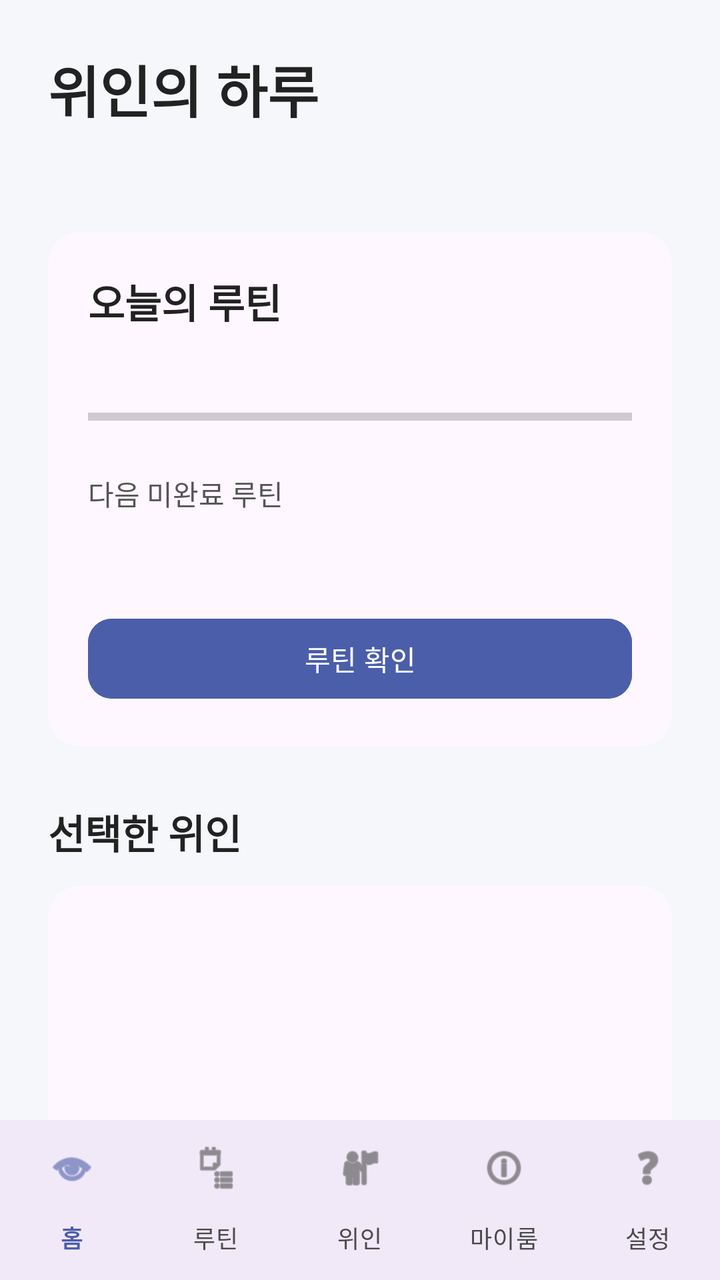
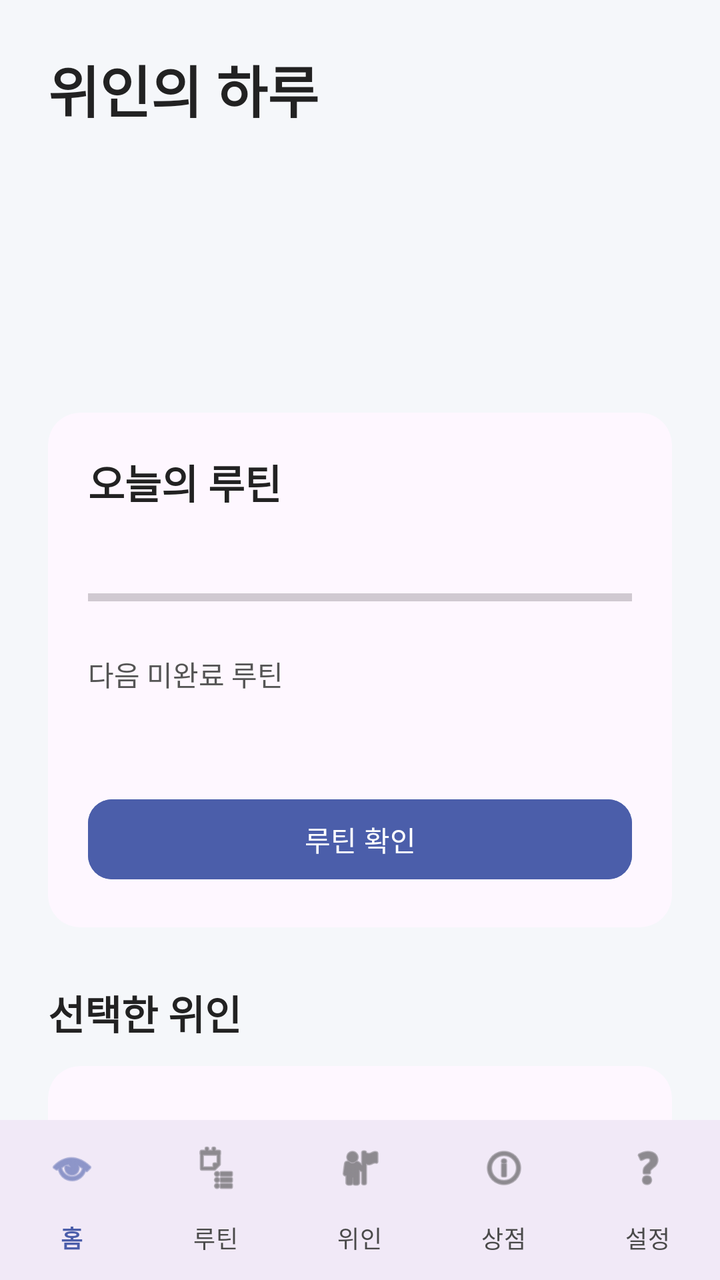

The first picture is an Android layout as it rendered before a commit; the second is the same layout after the commit. The layout source and the unified diff follow.
<!-- AndroidManifest.xml: application theme Theme.AndroidApp -->
<!-- res/layout/activity_main.xml -->
<?xml version="1.0" encoding="utf-8"?>
<LinearLayout xmlns:android="http://schemas.android.com/apk/res/android"
    xmlns:app="http://schemas.android.com/apk/res-auto"
    xmlns:tools="http://schemas.android.com/tools"
    android:layout_width="match_parent"
    android:layout_height="match_parent"
    android:orientation="vertical"
    android:background="@color/home_background"
    tools:context=".MainActivity">

    <androidx.core.widget.NestedScrollView
        android:layout_width="match_parent"
        android:layout_height="0dp"
        android:layout_weight="1"
        android:fillViewport="true">

        <LinearLayout
            android:layout_width="match_parent"
            android:layout_height="wrap_content"
            android:orientation="vertical"
            android:padding="24dp">

            <TextView
                android:id="@+id/tvGreeting1"
                android:layout_width="match_parent"
                android:layout_height="wrap_content"
                android:text="@string/home_title"
                android:textColor="@color/home_text"
                android:textSize="28sp"
                android:textStyle="bold" />

            <TextView
                android:id="@+id/tvGreeting2"
                android:layout_width="match_parent"
                android:layout_height="wrap_content"
                android:layout_marginTop="8dp"
                android:textColor="@color/home_secondary"
                android:textSize="14sp" />

            <com.google.android.material.card.MaterialCardView
                android:id="@+id/cardTodayRoutine"
                android:layout_width="match_parent"
                android:layout_height="wrap_content"
                android:layout_marginTop="24dp"
                app:cardBackgroundColor="?attr/colorSurface"
                app:cardCornerRadius="16dp"
                app:cardElevation="0dp"
                app:strokeWidth="0dp">

                <LinearLayout
                    android:layout_width="match_parent"
                    android:layout_height="wrap_content"
                    android:orientation="vertical"
                    android:padding="20dp">

                    <TextView
                        android:id="@+id/tvRoutineHeader"
                        android:layout_width="match_parent"
                        android:layout_height="wrap_content"
                        android:text="@string/home_today_routine"
                        android:textColor="@color/home_text"
                        android:textSize="20sp"
                        android:textStyle="bold" />

                    <TextView
                        android:id="@+id/tvRoutineProgressLabel"
                        android:layout_width="match_parent"
                        android:layout_height="wrap_content"
                        android:layout_marginTop="8dp"
                        android:textColor="@color/home_primary"
                        android:textSize="14sp" />

                    <ProgressBar
                        android:id="@+id/progressBar"
                        style="?android:attr/progressBarStyleHorizontal"
                        android:layout_width="match_parent"
                        android:layout_height="8dp"
                        android:layout_marginTop="12dp"
                        android:progressTint="@color/home_primary" />

                    <TextView
                        android:id="@+id/tvNextRoutineLabel"
                        android:layout_width="match_parent"
                        android:layout_height="wrap_content"
                        android:layout_marginTop="24dp"
                        android:text="@string/home_next_label"
                        android:textColor="@color/home_secondary"
                        android:textSize="14sp" />

                    <TextView
                        android:id="@+id/tvNextRoutine"
                        android:layout_width="match_parent"
                        android:layout_height="wrap_content"
                        android:layout_marginTop="4dp"
                        android:textColor="@color/home_text"
                        android:textSize="18sp"
                        android:textStyle="bold" />

                    <Button
                        android:id="@+id/btnCheckRoutine"
                        android:layout_width="match_parent"
                        android:layout_height="wrap_content"
                        android:minHeight="48dp"
                        android:layout_marginTop="20dp"
                        android:backgroundTint="@color/home_primary"
                        android:text="@string/home_check_routine"
                        android:textColor="@color/home_on_primary"
                        app:cornerRadius="12dp" />
                </LinearLayout>
            </com.google.android.material.card.MaterialCardView>

            <TextView
                android:id="@+id/tvHeroSectionTitle"
                android:layout_width="match_parent"
                android:layout_height="wrap_content"
                android:layout_marginTop="28dp"
                android:text="@string/home_selected_hero"
                android:textColor="@color/home_text"
                android:textSize="20sp"
                android:textStyle="bold" />

            <com.google.android.material.card.MaterialCardView
                android:id="@+id/cardTodayHero"
                android:layout_width="match_parent"
                android:layout_height="wrap_content"
                android:layout_marginTop="12dp"
                app:cardBackgroundColor="?attr/colorSurface"
                app:cardCornerRadius="16dp"
                app:cardElevation="0dp"
                app:strokeWidth="0dp">

                <LinearLayout
                    android:layout_width="match_parent"
                    android:layout_height="wrap_content"
                    android:gravity="center_horizontal"
                    android:orientation="vertical"
                    android:padding="20dp">

                    <ImageView
                        android:id="@+id/ivHeroImage"
                        android:layout_width="100dp"
                        android:layout_height="100dp"
                        android:layout_marginBottom="16dp"
                        android:contentDescription="@null"
                        android:scaleType="centerCrop" />

                    <TextView
                        android:id="@+id/tvHeroName"
                        android:layout_width="match_parent"
                        android:layout_height="wrap_content"
                        android:gravity="center"
                        android:textColor="@color/home_text"
                        android:textSize="20sp"
                        android:textStyle="bold" />

                    <TextView
                        android:id="@+id/tvHeroQuote"
                        android:layout_width="match_parent"
                        android:layout_height="wrap_content"
                        android:layout_marginTop="8dp"
                        android:gravity="center"
                        android:textColor="@color/home_secondary"
                        android:textSize="14sp" />

                    <Button
                        android:id="@+id/btnViewHero"
                        style="@style/Widget.MaterialComponents.Button.OutlinedButton"
                        android:layout_width="match_parent"
                        android:layout_height="wrap_content"
                        android:layout_marginTop="20dp"
                        android:minHeight="48dp"
                        android:text="@string/home_choose_hero"
                        android:textColor="@color/home_primary"
                        app:cornerRadius="12dp"
                        app:strokeColor="@color/home_primary"
                        app:strokeWidth="1dp" />
                </LinearLayout>
            </com.google.android.material.card.MaterialCardView>

            <TextView
                android:layout_width="match_parent"
                android:layout_height="wrap_content"
                android:layout_marginTop="20dp"
                android:text="@string/home_demo_notice"
                android:textColor="@color/home_secondary"
                android:textSize="13sp" />
        </LinearLayout>
    </androidx.core.widget.NestedScrollView>

    <include layout="@layout/layout_bottom_nav" />
</LinearLayout>
<!-- res/layout/layout_bottom_nav.xml (included above) -->
<?xml version="1.0" encoding="utf-8"?>
<com.google.android.material.bottomnavigation.BottomNavigationView
    xmlns:android="http://schemas.android.com/apk/res/android"
    xmlns:app="http://schemas.android.com/apk/res-auto"
    android:id="@+id/bottomNavigationView"
    android:layout_width="match_parent"
    android:layout_height="wrap_content"
    android:layout_gravity="bottom"
    android:background="?attr/colorSurface"
    app:itemIconTint="@color/nav_item_color"
    app:itemTextColor="@color/nav_item_color"
    app:labelVisibilityMode="labeled"
    app:menu="@menu/bottom_nav_menu" />
<!-- resources referenced by this layout -->
<resources>
  <color name="home_background">#F5F7FA</color>
  <color name="home_on_primary">#FFFFFF</color>
  <color name="home_primary">#4B5EAA</color>
  <color name="home_secondary">#555555</color>
  <color name="home_text">#222222</color>
  <string name="home_check_routine">루틴 확인</string>
  <string name="home_choose_hero">위인 선택</string>
  <string name="home_demo_notice">현재 루틴은 예시이며, 코인 보상과 아이템 상점은 준비 중입니다.</string>
  <string name="home_next_label">다음 미완료 루틴</string>
  <string name="home_selected_hero">선택한 위인</string>
  <string name="home_title">위인의 하루</string>
  <string name="home_today_routine">오늘의 루틴</string>
  <style name="Theme.AndroidApp" parent="Base.Theme.AndroidApp" />
  <style name="Base.Theme.AndroidApp" parent="Theme.Material3.DayNight.NoActionBar">
          
          
      </style>
</resources>

<!-- the commit's change to res/layout/activity_main.xml (unified diff, before → after) -->
@@ -37,6 +37,10 @@
                 android:textColor="@color/home_secondary"
                 android:textSize="14sp" />
 
+            <TextView android:id="@+id/home_badge" android:layout_width="match_parent" android:layout_height="wrap_content" android:layout_marginTop="12dp" android:textColor="@color/home_primary" android:textAppearance="?attr/textAppearanceTitleMedium" />
+            <TextView android:id="@+id/home_coins" android:layout_width="match_parent" android:layout_height="wrap_content" android:layout_marginTop="8dp" android:textAppearance="?attr/textAppearanceHeadlineSmall" />
+            <TextView android:id="@+id/home_alarm_status" android:layout_width="match_parent" android:layout_height="wrap_content" android:textAppearance="?attr/textAppearanceBodySmall" />
+
             <com.google.android.material.card.MaterialCardView
                 android:id="@+id/cardTodayRoutine"
                 android:layout_width="match_parent"
@@ -184,6 +188,8 @@
                 android:text="@string/home_demo_notice"
                 android:textColor="@color/home_secondary"
                 android:textSize="13sp" />
+            <com.google.android.material.button.MaterialButton android:id="@+id/btnShop" android:layout_width="match_parent" android:layout_height="wrap_content" android:text="@string/personal_shop" />
+            <com.google.android.material.button.MaterialButton android:id="@+id/btnHistory" style="@style/Widget.MaterialComponents.Button.TextButton" android:layout_width="match_parent" android:layout_height="wrap_content" android:text="@string/personal_history" />
         </LinearLayout>
     </androidx.core.widget.NestedScrollView>
 
<!-- resource entries referenced after the edit -->
@@ -7,11 +7,13 @@
   <color name="home_text">#222222</color>
   <string name="home_check_routine">루틴 확인</string>
   <string name="home_choose_hero">위인 선택</string>
-  <string name="home_demo_notice">현재 루틴은 예시이며, 코인 보상과 아이템 상점은 준비 중입니다.</string>
+  <string name="home_demo_notice">역사에 기록된 습관을 오늘의 실천으로 이어갑니다. 루틴의 실천 시간은 직접 바꿀 수 있으며, 코인은 이 앱 안에서만 사용합니다.</string>
   <string name="home_next_label">다음 미완료 루틴</string>
   <string name="home_selected_hero">선택한 위인</string>
   <string name="home_title">위인의 하루</string>
   <string name="home_today_routine">오늘의 루틴</string>
+  <string name="personal_history">완료 기록</string>
+  <string name="personal_shop">코인 상점</string>
   <style name="Theme.AndroidApp" parent="Base.Theme.AndroidApp" />
   <style name="Base.Theme.AndroidApp" parent="Theme.Material3.DayNight.NoActionBar">
           
